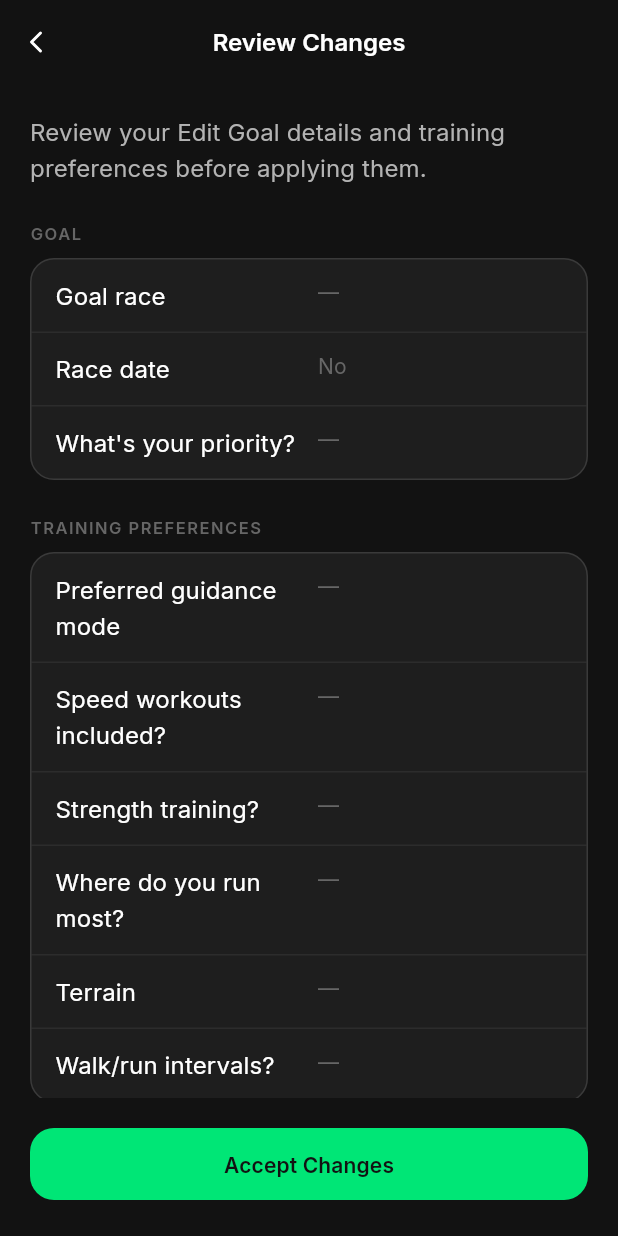
After one commit to DavidGD616/Running-app, a Flutter app: the SettingsGoalReviewScreen screen opened by its route, on a phone screen of 412 x 824 dp. The commit adds this screen. Run offline on Flutter 3.47's test engine with Material 3 defaults, Android fonts, the phone set to English and light mode, and no system bars; our stand-ins replace flutter_riverpod, flutter_svg, go_router, google_fonts, shared_preferences; accounts and stored records are empty.

Commit message:
Add review step for goal update flows

```diff
--- a/apps/mobile/lib/core/router/app_router.dart
+++ b/apps/mobile/lib/core/router/app_router.dart
@@ -25,6 +25,7 @@ import '../../features/weekly_plan/presentation/screens/weekly_plan_screen.dart'
 import '../../features/progress/presentation/screens/progress_screen.dart';
 import '../../features/settings/presentation/screens/settings_screen.dart';
 import '../../features/settings/presentation/screens/settings_goal_intro_screen.dart';
+import '../../features/settings/presentation/screens/settings_goal_review_screen.dart';
 import '../../features/settings/presentation/screens/settings_update_plan_screen.dart';
 import '../../features/settings/presentation/screens/settings_language_screen.dart';
 import '../../features/settings/presentation/screens/settings_units_screen.dart';
@@ -136,6 +137,11 @@ final appRouter = GoRouter(
       ),
     ),
     GoRoute(
+      path: RouteNames.settingsUpdatePlanEditGoalSummary,
+      builder: (context, state) =>
+          const SettingsGoalReviewScreen(mode: SettingsGoalReviewMode.editGoal),
+    ),
+    GoRoute(
       path: RouteNames.settingsUpdatePlanNewGoal,
       builder: (context, state) =>
           const SettingsGoalIntroScreen(mode: SettingsGoalIntroMode.newGoal),
@@ -149,6 +155,11 @@ final appRouter = GoRouter(
       builder: (context, state) => const TrainingPreferencesScreen(
         mode: TrainingPreferencesFlowMode.newGoal,
       ),
+    ),
+    GoRoute(
+      path: RouteNames.settingsUpdatePlanNewGoalSummary,
+      builder: (context, state) =>
+          const SettingsGoalReviewScreen(mode: SettingsGoalReviewMode.newGoal),
     ),
     GoRoute(
       path: RouteNames.settingsUpdatePlanSchedule,
--- a/apps/mobile/lib/core/router/route_names.dart
+++ b/apps/mobile/lib/core/router/route_names.dart
@@ -28,11 +28,15 @@ abstract class RouteNames {
       '/settings/update-plan/edit-goal/form';
   static const settingsUpdatePlanEditGoalTraining =
       '/settings/update-plan/edit-goal/training';
+  static const settingsUpdatePlanEditGoalSummary =
+      '/settings/update-plan/edit-goal/summary';
   static const settingsUpdatePlanNewGoal = '/settings/update-plan/new-goal';
   static const settingsUpdatePlanNewGoalForm =
       '/settings/update-plan/new-goal/form';
   static const settingsUpdatePlanNewGoalTraining =
       '/settings/update-plan/new-goal/training';
+  static const settingsUpdatePlanNewGoalSummary =
+      '/settings/update-plan/new-goal/summary';
   static const settingsUpdatePlanSchedule = '/settings/update-plan/schedule';
   static const settingsLanguage = '/settings/language';
   static const settingsUnits = '/settings/units';
--- a/apps/mobile/lib/features/onboarding/presentation/screens/training_preferences_screen.dart
+++ b/apps/mobile/lib/features/onboarding/presentation/screens/training_preferences_screen.dart
@@ -81,10 +81,12 @@ class _TrainingPreferencesScreenState
     final l10n = AppLocalizations.of(context)!;
     final isSettingsFlow =
         widget.mode != TrainingPreferencesFlowMode.onboarding;
-    final ctaLabel = switch (widget.mode) {
-      TrainingPreferencesFlowMode.onboarding => l10n.continueButton,
-      TrainingPreferencesFlowMode.editGoal => l10n.saveChangesButton,
-      TrainingPreferencesFlowMode.newGoal => l10n.setGoalButton,
+    final nextRoute = switch (widget.mode) {
+      TrainingPreferencesFlowMode.onboarding => RouteNames.device,
+      TrainingPreferencesFlowMode.editGoal =>
+        RouteNames.settingsUpdatePlanEditGoalSummary,
+      TrainingPreferencesFlowMode.newGoal =>
+        RouteNames.settingsUpdatePlanNewGoalSummary,
     };
 
     final surfaceOptions = [
@@ -386,7 +388,7 @@ class _TrainingPreferencesScreenState
                 AppSpacing.xl,
               ),
               child: AppButton(
-                label: ctaLabel,
+                label: l10n.continueButton,
                 onPressed: _isComplete
                     ? () {
                         ref
@@ -399,11 +401,7 @@ class _TrainingPreferencesScreenState
                               terrain: _terrain!,
                               walkRunIntervals: _walkRunIntervals!,
                             );
-                        if (isSettingsFlow) {
-                          context.go(RouteNames.settingsUpdatePlan);
-                        } else {
-                          context.push(RouteNames.device);
-                        }
+                        context.push(nextRoute);
                       }
                     : null,
               ),
--- /dev/null
+++ b/apps/mobile/lib/features/settings/presentation/screens/settings_goal_review_screen.dart
@@ -0,0 +1,246 @@
+import 'package:flutter/material.dart';
+import 'package:flutter_riverpod/flutter_riverpod.dart';
+import 'package:go_router/go_router.dart';
+import 'package:intl/intl.dart';
+
+import '../../../../core/router/route_names.dart';
+import '../../../../core/theme/app_colors.dart';
+import '../../../../core/theme/app_spacing.dart';
+import '../../../../core/theme/app_typography.dart';
+import '../../../../core/widgets/app_button.dart';
+import '../../../../core/widgets/app_header_bar.dart';
+import '../../../../core/widgets/section_label.dart';
+import '../../../../core/widgets/settings_card.dart';
+import '../../../onboarding/presentation/onboarding_provider.dart';
+import '../../../onboarding/presentation/onboarding_values.dart';
+import '../../../../l10n/app_localizations.dart';
+
+enum SettingsGoalReviewMode { editGoal, newGoal }
+
+class SettingsGoalReviewScreen extends ConsumerWidget {
+  const SettingsGoalReviewScreen({super.key, required this.mode});
+
+  final SettingsGoalReviewMode mode;
+
+  String _formatDate(BuildContext context, DateTime date) {
+    final locale = Localizations.localeOf(context).toLanguageTag();
+    return DateFormat.yMMMMd(locale).format(date);
+  }
+
+  String _formatDuration(Duration duration) {
+    final hours = duration.inHours;
+    final minutes = duration.inMinutes.remainder(60).toString().padLeft(2, '0');
+    final seconds = duration.inSeconds.remainder(60).toString().padLeft(2, '0');
+    return '$hours:$minutes:$seconds';
+  }
+
+  String _valueOrDash(String? value) =>
+      value == null || value.isEmpty ? '—' : value;
+
+  @override
+  Widget build(BuildContext context, WidgetRef ref) {
+    final l10n = AppLocalizations.of(context)!;
+    final answers = ref.watch(onboardingProvider);
+    final goalTitle = switch (mode) {
+      SettingsGoalReviewMode.editGoal => l10n.settingsEditGoal,
+      SettingsGoalReviewMode.newGoal => l10n.settingsNewGoal,
+    };
+
+    final race = answers['race'] as String?;
+    final hasRaceDate = answers['hasRaceDate'] as bool?;
+    final raceDate = answers['raceDate'] as DateTime?;
+    final priority = answers['priority'] as String?;
+    final currentTime = answers['currentTime'] as Duration?;
+    final targetTime = answers['targetTime'] as Duration?;
+
+    final guidanceMode = answers['guidanceMode'] as String?;
+    final speedWorkouts = answers['speedWorkouts'] as String?;
+    final strengthTraining = answers['strengthTraining'] as String?;
+    final runSurface = answers['runSurface'] as String?;
+    final terrain = answers['terrain'] as String?;
+    final walkRunIntervals = answers['walkRunIntervals'] as String?;
+
+    return Scaffold(
+      backgroundColor: AppColors.backgroundPrimary,
+      appBar: AppDetailHeaderBar(title: l10n.settingsReviewChangesTitle),
+      body: SafeArea(
+        top: false,
+        child: Padding(
+          padding: const EdgeInsets.fromLTRB(
+            AppSpacing.screen,
+            AppSpacing.lg,
+            AppSpacing.screen,
+            AppSpacing.xl,
+          ),
+          child: Column(
+            crossAxisAlignment: CrossAxisAlignment.start,
+            children: [
+              Expanded(
+                child: SingleChildScrollView(
+                  child: Column(
+                    crossAxisAlignment: CrossAxisAlignment.start,
+                    children: [
+                      Text(
+                        l10n.settingsReviewChangesSubtitle(goalTitle),
+                        style: AppTypography.bodyLarge.copyWith(
+                          color: AppColors.textSecondary,
+                        ),
+                      ),
+                      const SizedBox(height: AppSpacing.xl),
+                      SectionLabel(label: l10n.settingsSummaryGoalSection),
+                      const SizedBox(height: AppSpacing.sm),
+                      SettingsCard(
+                        children: [
+                          _SummaryRow(
+                            label: l10n.goalRaceLabel,
+                            value: race != null
+                                ? OnboardingValues.localizeRace(race, l10n)
+                                : '—',
+                          ),
+                          _SummaryRow(
+                            label: l10n.raceDateLabel,
+                            value: hasRaceDate == true && raceDate != null
+                                ? _formatDate(context, raceDate)
+                                : l10n.no,
+                          ),
+                          _SummaryRow(
+                            label: l10n.priorityLabel,
+                            value: priority != null
+                                ? OnboardingValues.localizePriority(
+                                    priority,
+                                    l10n,
+                                  )
+                                : '—',
+                          ),
+                          if (currentTime != null)
+                            _SummaryRow(
+                              label: l10n.currentRaceTime,
+                              value: _formatDuration(currentTime),
+                            ),
+                          if (targetTime != null)
+                            _SummaryRow(
+                              label: l10n.targetRaceTime,
+                              value: _formatDuration(targetTime),
+                            ),
+                        ],
+                      ),
+                      const SizedBox(height: AppSpacing.xl),
+                      SectionLabel(label: l10n.settingsSummaryTrainingSection),
+                      const SizedBox(height: AppSpacing.sm),
+                      SettingsCard(
+                        children: [
+                          _SummaryRow(
+                            label: l10n.guidanceModeLabel,
+                            value: _valueOrDash(
+                              guidanceMode != null
+                                  ? OnboardingValues.localizeGuidanceMode(
+                                      guidanceMode,
+                                      l10n,
+                                    )
+                                  : null,
+                            ),
+                          ),
+                          _SummaryRow(
+                            label: l10n.speedWorkoutsLabel,
+                            value: _valueOrDash(
+                              speedWorkouts != null
+                                  ? OnboardingValues.localizeBinary(
+                                      speedWorkouts,
+                                      l10n,
+                                    )
+                                  : null,
+                            ),
+                          ),
+                          _SummaryRow(
+                            label: l10n.strengthTrainingLabel,
+                            value: _valueOrDash(
+                              strengthTraining != null
+                                  ? OnboardingValues.localizeStrengthTraining(
+                                      strengthTraining,
+                                      l10n,
+                                    )
+                                  : null,
+                            ),
+                          ),
+                          _SummaryRow(
+                            label: l10n.runSurfaceLabel,
+                            value: _valueOrDash(
+                              runSurface != null
+                                  ? OnboardingValues.localizeSurface(
+                                      runSurface,
+                                      l10n,
+                                    )
+                                  : null,
+                            ),
+                          ),
+                          _SummaryRow(
+                            label: l10n.terrainLabel,
+                            value: _valueOrDash(
+                              terrain != null
+                                  ? OnboardingValues.localizeTerrain(
+                                      terrain,
+                                      l10n,
+                                    )
+                                  : null,
+                            ),
+                          ),
+                          _SummaryRow(
+                            label: l10n.walkRunLabel,
+                            value: _valueOrDash(
+                              walkRunIntervals != null
+                                  ? OnboardingValues.localizeBinary(
+                                      walkRunIntervals,
+                                      l10n,
+                                    )
+                                  : null,
+                            ),
+                          ),
+                        ],
+                      ),
+                      const SizedBox(height: AppSpacing.lg),
+                    ],
+                  ),
+                ),
+              ),
+              const SizedBox(height: AppSpacing.lg),
+              AppButton(
+                label: l10n.settingsAcceptChanges,
+                onPressed: () => context.go(RouteNames.settingsUpdatePlan),
+              ),
+            ],
+          ),
+        ),
+      ),
+    );
+  }
+}
+
+class _SummaryRow extends StatelessWidget {
+  const _SummaryRow({required this.label, required this.value});
+
+  final String label;
+  final String value;
+
+  @override
+  Widget build(BuildContext context) {
+    return Padding(
+      padding: const EdgeInsets.symmetric(vertical: AppSpacing.md),
+      child: Row(
+        crossAxisAlignment: CrossAxisAlignment.start,
+        children: [
+          Expanded(child: Text(label, style: AppTypography.bodyLarge)),
+          const SizedBox(width: AppSpacing.md),
+          Flexible(
+            child: Text(
+              value,
+              textAlign: TextAlign.right,
+              style: AppTypography.bodyMedium.copyWith(
+                color: AppColors.textDisabled,
+              ),
+            ),
+          ),
+        ],
+      ),
+    );
+  }
+}
--- a/apps/mobile/lib/l10n/app_en.arb
+++ b/apps/mobile/lib/l10n/app_en.arb
@@ -140,6 +140,20 @@
 
   "setGoalButton": "Set Goal",
   "@setGoalButton": { "description": "Button label to save a new goal" },
+
+  "settingsAcceptChanges": "Accept Changes",
+  "@settingsAcceptChanges": { "description": "Button label to accept reviewed settings changes" },
+
+  "settingsReviewChangesTitle": "Review Changes",
+  "@settingsReviewChangesTitle": { "description": "Title for the settings goal review screen" },
+
+  "settingsReviewChangesSubtitle": "Review your {flowLabel} details and training preferences before applying them.",
+  "@settingsReviewChangesSubtitle": {
+    "description": "Subtitle for the settings goal review screen",
+    "placeholders": {
+      "flowLabel": { "type": "String" }
+    }
+  },
 
   "homeReady": "Your plan is ready!",
   "@homeReady": { "description": "Heading on the home screen" },
@@ -1488,6 +1502,12 @@
   "settingsChangeSchedule": "Change Schedule",
   "@settingsChangeSchedule": { "description": "Settings row label to edit the training schedule" },
 
+  "settingsSummaryGoalSection": "Goal",
+  "@settingsSummaryGoalSection": { "description": "Goal section label on the settings review screen" },
+
+  "settingsSummaryTrainingSection": "Training Preferences",
+  "@settingsSummaryTrainingSection": { "description": "Training section label on the settings review screen" },
+
   "settingsEditGoalIntroTitle": "Update the goal you are already training for",
   "@settingsEditGoalIntroTitle": { "description": "Title on the intro screen before editing the current goal" },
 
--- a/apps/mobile/lib/l10n/app_es.arb
+++ b/apps/mobile/lib/l10n/app_es.arb
@@ -56,6 +56,9 @@
   "saveChangesButton": "Guardar cambios",
 
   "setGoalButton": "Definir objetivo",
+  "settingsAcceptChanges": "Aceptar cambios",
+  "settingsReviewChangesTitle": "Revisar cambios",
+  "settingsReviewChangesSubtitle": "Revisa los detalles de {flowLabel} y tus preferencias de entrenamiento antes de aplicarlos.",
 
   "homeReady": "¡Tu plan está listo!",
   "homeComingSoon": "Pantalla de inicio próximamente.",
@@ -536,6 +539,8 @@
   "settingsEditGoal": "Editar objetivo",
   "settingsNewGoal": "Nuevo objetivo",
   "settingsChangeSchedule": "Cambiar horario",
+  "settingsSummaryGoalSection": "Objetivo",
+  "settingsSummaryTrainingSection": "Preferencias de entrenamiento",
   "settingsEditGoalIntroTitle": "Actualiza el objetivo para el que ya estás entrenando",
   "settingsEditGoalIntroSubtitle": "Podrás revisar tu carrera, fecha, prioridad y tiempos objetivo antes de guardar los cambios.",
   "settingsEditGoalIntroPointRace": "Ajusta tu carrera o distancia objetivo.",
--- a/apps/mobile/lib/l10n/app_localizations.dart
+++ b/apps/mobile/lib/l10n/app_localizations.dart
@@ -374,6 +374,24 @@ abstract class AppLocalizations {
   /// **'Set Goal'**
   String get setGoalButton;
 
+  /// Button label to accept reviewed settings changes
+  ///
+  /// In en, this message translates to:
+  /// **'Accept Changes'**
+  String get settingsAcceptChanges;
+
+  /// Title for the settings goal review screen
+  ///
+  /// In en, this message translates to:
+  /// **'Review Changes'**
+  String get settingsReviewChangesTitle;
+
+  /// Subtitle for the settings goal review screen
+  ///
+  /// In en, this message translates to:
+  /// **'Review your {flowLabel} details and training preferences before applying them.'**
+  String settingsReviewChangesSubtitle(String flowLabel);
+
   /// Heading on the home screen
   ///
   /// In en, this message translates to:
@@ -2896,6 +2914,18 @@ abstract class AppLocalizations {
   /// In en, this message translates to:
   /// **'Change Schedule'**
   String get settingsChangeSchedule;
+
+  /// Goal section label on the settings review screen
+  ///
+  /// In en, this message translates to:
+  /// **'Goal'**
+  String get settingsSummaryGoalSection;
+
+  /// Training section label on the settings review screen
+  ///
+  /// In en, this message translates to:
+  /// **'Training Preferences'**
+  String get settingsSummaryTrainingSection;
 
   /// Title on the intro screen before editing the current goal
   ///
--- a/apps/mobile/lib/l10n/app_localizations_en.dart
+++ b/apps/mobile/lib/l10n/app_localizations_en.dart
@@ -148,6 +148,17 @@ class AppLocalizationsEn extends AppLocalizations {
 
   @override
   String get setGoalButton => 'Set Goal';
+
+  @override
+  String get settingsAcceptChanges => 'Accept Changes';
+
+  @override
+  String get settingsReviewChangesTitle => 'Review Changes';
+
+  @override
+  String settingsReviewChangesSubtitle(String flowLabel) {
+    return 'Review your $flowLabel details and training preferences before applying them.';
+  }
 
   @override
   String get homeReady => 'Your plan is ready!';
@@ -1496,6 +1507,12 @@ class AppLocalizationsEn extends AppLocalizations {
   String get settingsChangeSchedule => 'Change Schedule';
 
   @override
+  String get settingsSummaryGoalSection => 'Goal';
+
+  @override
+  String get settingsSummaryTrainingSection => 'Training Preferences';
+
+  @override
   String get settingsEditGoalIntroTitle =>
       'Update the goal you are already training for';
 
--- a/apps/mobile/lib/l10n/app_localizations_es.dart
+++ b/apps/mobile/lib/l10n/app_localizations_es.dart
@@ -148,6 +148,17 @@ class AppLocalizationsEs extends AppLocalizations {
 
   @override
   String get setGoalButton => 'Definir objetivo';
+
+  @override
+  String get settingsAcceptChanges => 'Aceptar cambios';
+
+  @override
+  String get settingsReviewChangesTitle => 'Revisar cambios';
+
+  @override
+  String settingsReviewChangesSubtitle(String flowLabel) {
+    return 'Revisa los detalles de $flowLabel y tus preferencias de entrenamiento antes de aplicarlos.';
+  }
 
   @override
   String get homeReady => '¡Tu plan está listo!';
@@ -1503,6 +1514,12 @@ class AppLocalizationsEs extends AppLocalizations {
   String get settingsChangeSchedule => 'Cambiar horario';
 
   @override
+  String get settingsSummaryGoalSection => 'Objetivo';
+
+  @override
+  String get settingsSummaryTrainingSection => 'Preferencias de entrenamiento';
+
+  @override
   String get settingsEditGoalIntroTitle =>
       'Actualiza el objetivo para el que ya estás entrenando';
 
```
